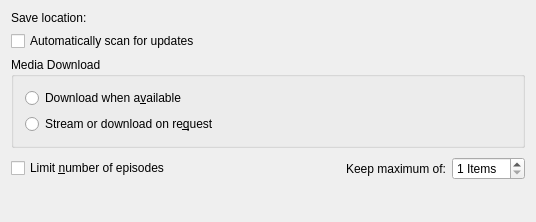
Qt form src/dialogs/PodcastSettingsBase.ui (KDE/amarok) before a commit.
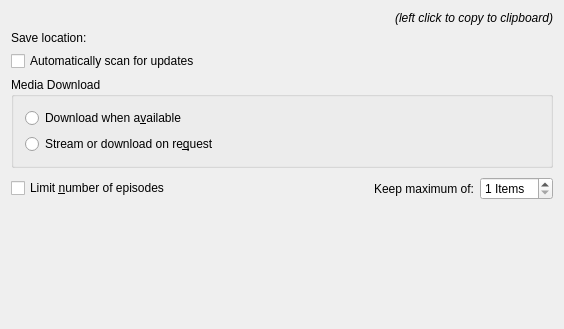
The same form after that commit. Custom widgets are drawn as their Qt base class.

Commit message:
Display feed url in the config dialog. Left click copies it to clipboard.
I didn't manage to figure out how to get the size of the (translated) dialog. So I use a hardcoded value for the maximum width of the URL that doesn't take i18n in consideration.
It could be a nice JJ to make this work correctly.

BUG:180853

Diff of the .ui file:
```diff
--- a/src/dialogs/PodcastSettingsBase.ui
+++ b/src/dialogs/PodcastSettingsBase.ui
@@ -9,8 +9,8 @@
    <rect>
     <x>0</x>
     <y>0</y>
-    <width>536</width>
-    <height>222</height>
+    <width>564</width>
+    <height>329</height>
    </rect>
   </property>
   <property name="sizePolicy" >
@@ -22,7 +22,41 @@
   <property name="windowTitle" >
    <string>Podcast Configuration</string>
   </property>
+  <layout class="QVBoxLayout" name="verticalLayout_3" >
+   <item>
   <layout class="QVBoxLayout" name="verticalLayout_2" >
+     <item>
+      <layout class="QHBoxLayout" name="m_urlLabelLayout" >
+       <item>
+        <widget class="KUrlLabel" name="m_feedLabel" >
+         <property name="textInteractionFlags" >
+          <set>Qt::LinksAccessibleByMouse|Qt::TextSelectableByKeyboard|Qt::TextSelectableByMouse</set>
+         </property>
+         <property name="url" >
+          <string>Feed URL</string>
+         </property>
+        </widget>
+       </item>
+       <item>
+        <widget class="QLabel" name="m_leftClickLabel" >
+         <property name="font" >
+          <font>
+           <italic>true</italic>
+          </font>
+         </property>
+         <property name="layoutDirection" >
+          <enum>Qt::LeftToRight</enum>
+         </property>
+         <property name="text" >
+          <string>(left click to copy to clipboard)</string>
+         </property>
+         <property name="alignment" >
+          <set>Qt::AlignRight|Qt::AlignTrailing|Qt::AlignVCenter</set>
+         </property>
+        </widget>
+       </item>
+      </layout>
+     </item>
    <item>
     <layout class="QHBoxLayout" name="horizontalLayout" >
      <item>
@@ -160,11 +194,13 @@
      </property>
      <property name="sizeHint" stdset="0" >
       <size>
-       <width>20</width>
-       <height>5</height>
+         <width>496</width>
+         <height>13</height>
       </size>
      </property>
     </spacer>
+     </item>
+    </layout>
    </item>
   </layout>
  </widget>
@@ -177,6 +213,11 @@
    <header>kbuttongroup.h</header>
    <container>1</container>
   </customwidget>
+  <customwidget>
+   <class>KUrlLabel</class>
+   <extends>QLabel</extends>
+   <header>kurllabel.h</header>
+  </customwidget>
   <customwidget>
    <class>KUrlRequester</class>
    <extends>QFrame</extends>
```
Lines whose indentation alone changed are shown as unchanged. The commit also changes 2 other files.
